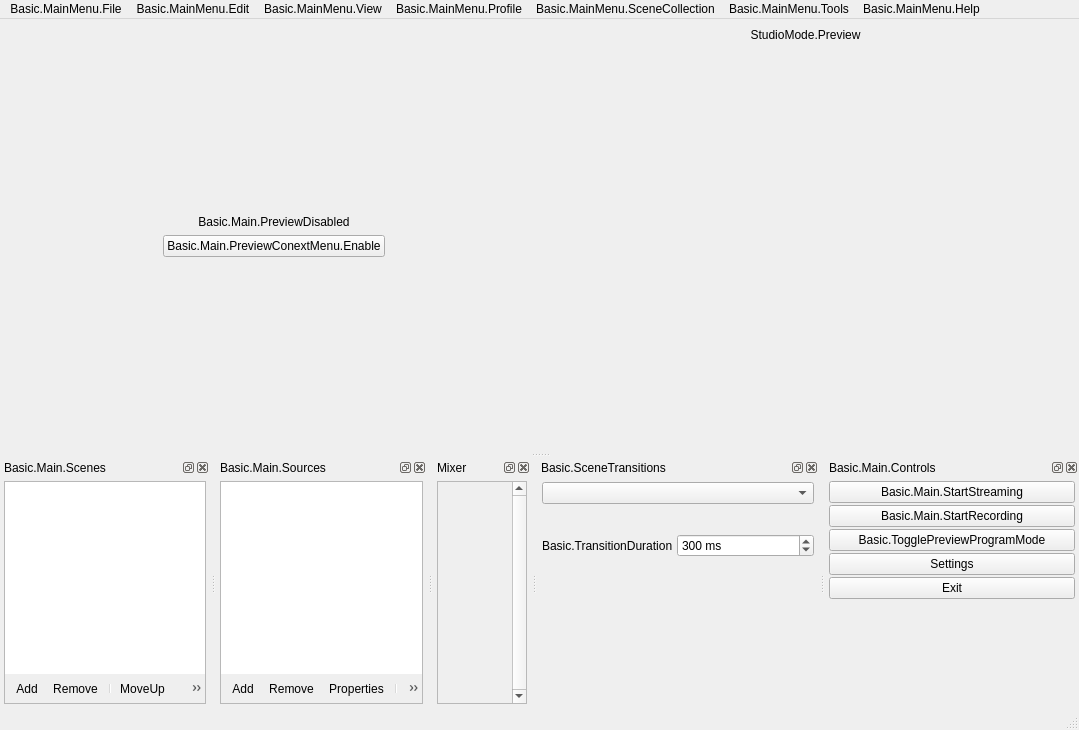
Qt form vendor_skins/RemoteFilming/UI/forms/OBSBasic.ui (CoSMoSoftware/OBS-studio-webrtc) before a commit.
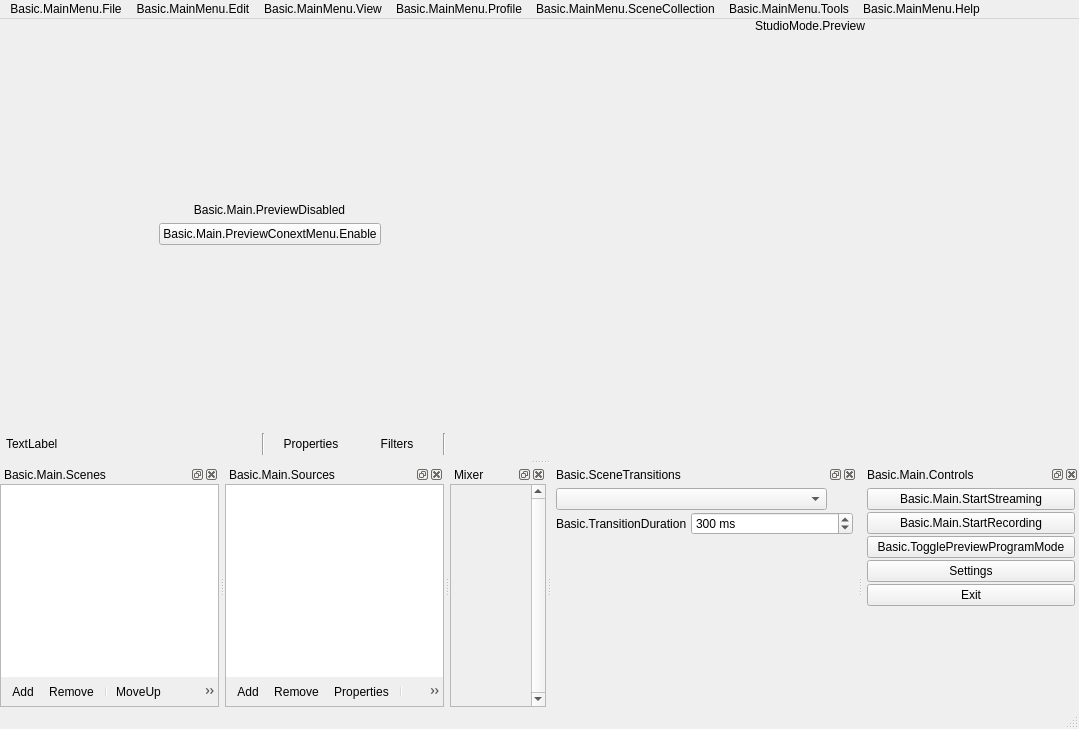
The same form after that commit. Icons and pictures are not drawn. Custom widgets are drawn as their Qt base class.

```diff
--- a/vendor_skins/RemoteFilming/UI/forms/OBSBasic.ui
+++ b/vendor_skins/RemoteFilming/UI/forms/OBSBasic.ui
@@ -8,7 +8,7 @@
     <x>0</x>
     <y>0</y>
     <width>1079</width>
-    <height>730</height>
+    <height>729</height>
    </rect>
   </property>
   <property name="sizePolicy">
@@ -38,6 +38,21 @@
   </property>
   <widget class="QWidget" name="centralwidget">
    <layout class="QVBoxLayout" name="verticalLayout">
+    <property name="spacing">
+     <number>0</number>
+    </property>
+    <property name="leftMargin">
+     <number>0</number>
+    </property>
+    <property name="topMargin">
+     <number>0</number>
+    </property>
+    <property name="rightMargin">
+     <number>0</number>
+    </property>
+    <property name="bottomMargin">
+     <number>0</number>
+    </property>
     <item>
      <layout class="QHBoxLayout" name="horizontalLayout_2">
       <item>
@@ -180,6 +195,229 @@
       </item>
      </layout>
     </item>
+    <item>
+     <widget class="QWidget" name="contextContainer" native="true">
+      <property name="sizePolicy">
+       <sizepolicy hsizetype="Preferred" vsizetype="Preferred">
+        <horstretch>0</horstretch>
+        <verstretch>0</verstretch>
+       </sizepolicy>
+      </property>
+      <property name="minimumSize">
+       <size>
+        <width>0</width>
+        <height>30</height>
+       </size>
+      </property>
+      <property name="maximumSize">
+       <size>
+        <width>16777215</width>
+        <height>30</height>
+       </size>
+      </property>
+      <layout class="QHBoxLayout" name="horizontalLayout9">
+       <property name="spacing">
+        <number>6</number>
+       </property>
+       <property name="sizeConstraint">
+        <enum>QLayout::SetDefaultConstraint</enum>
+       </property>
+       <property name="leftMargin">
+        <number>6</number>
+       </property>
+       <property name="topMargin">
+        <number>4</number>
+       </property>
+       <property name="rightMargin">
+        <number>6</number>
+       </property>
+       <property name="bottomMargin">
+        <number>4</number>
+       </property>
+       <item>
+        <widget class="QWidget" name="contextSubContainer" native="true">
+         <property name="sizePolicy">
+          <sizepolicy hsizetype="Preferred" vsizetype="Preferred">
+           <horstretch>0</horstretch>
+           <verstretch>0</verstretch>
+          </sizepolicy>
+         </property>
+         <property name="minimumSize">
+          <size>
+           <width>0</width>
+           <height>0</height>
+          </size>
+         </property>
+         <layout class="QHBoxLayout" name="horizontalLayout_5">
+          <property name="spacing">
+           <number>6</number>
+          </property>
+          <property name="leftMargin">
+           <number>0</number>
+          </property>
+          <property name="topMargin">
+           <number>0</number>
+          </property>
+          <property name="rightMargin">
+           <number>0</number>
+          </property>
+          <property name="bottomMargin">
+           <number>0</number>
+          </property>
+          <item>
+           <widget class="QLabel" name="contextSourceLabel">
+            <property name="sizePolicy">
+             <sizepolicy hsizetype="Preferred" vsizetype="Fixed">
+              <horstretch>0</horstretch>
+              <verstretch>0</verstretch>
+             </sizepolicy>
+            </property>
+            <property name="minimumSize">
+             <size>
+              <width>250</width>
+              <height>22</height>
+             </size>
+            </property>
+            <property name="maximumSize">
+             <size>
+              <width>250</width>
+              <height>22</height>
+             </size>
+            </property>
+            <property name="text">
+             <string>TextLabel</string>
+            </property>
+           </widget>
+          </item>
+          <item>
+           <widget class="Line" name="line_3">
+            <property name="orientation">
+             <enum>Qt::Vertical</enum>
+            </property>
+           </widget>
+          </item>
+          <item>
+           <widget class="QPushButton" name="sourcePropertiesButton">
+            <property name="sizePolicy">
+             <sizepolicy hsizetype="Minimum" vsizetype="Fixed">
+              <horstretch>0</horstretch>
+              <verstretch>0</verstretch>
+             </sizepolicy>
+            </property>
+            <property name="minimumSize">
+             <size>
+              <width>0</width>
+              <height>22</height>
+             </size>
+            </property>
+            <property name="maximumSize">
+             <size>
+              <width>16777215</width>
+              <height>22</height>
+             </size>
+            </property>
+            <property name="toolTip">
+             <string>Properties</string>
+            </property>
+            <property name="text">
+             <string>Properties</string>
+            </property>
+            <property name="icon">
+             <iconset resource="obs.qrc">
+              <normaloff>:/settings/images/settings/general.svg</normaloff>:/settings/images/settings/general.svg</iconset>
+            </property>
+            <property name="flat">
+             <bool>true</bool>
+            </property>
+            <property name="themeID2" stdset="0">
+             <string notr="true">contextBarButton</string>
+            </property>
+           </widget>
+          </item>
+          <item>
+           <widget class="QPushButton" name="sourceFiltersButton">
+            <property name="minimumSize">
+             <size>
+              <width>0</width>
+              <height>22</height>
+             </size>
+            </property>
+            <property name="maximumSize">
+             <size>
+              <width>16777215</width>
+              <height>22</height>
+             </size>
+            </property>
+            <property name="toolTip">
+             <string>Filters</string>
+            </property>
+            <property name="text">
+             <string>Filters</string>
+            </property>
+            <property name="icon">
+             <iconset resource="obs.qrc">
+              <normaloff>:/res/images/filter.svg</normaloff>:/res/images/filter.svg</iconset>
+            </property>
+            <property name="flat">
+             <bool>true</bool>
+            </property>
+            <property name="themeID2" stdset="0">
+             <string notr="true">contextBarButton</string>
+            </property>
+           </widget>
+          </item>
+          <item>
+           <widget class="Line" name="line">
+            <property name="orientation">
+             <enum>Qt::Vertical</enum>
+            </property>
+           </widget>
+          </item>
+         </layout>
+        </widget>
+       </item>
+       <item>
+        <widget class="QWidget" name="emptySpace" native="true">
+         <property name="sizePolicy">
+          <sizepolicy hsizetype="Expanding" vsizetype="Fixed">
+           <horstretch>0</horstretch>
+           <verstretch>0</verstretch>
+          </sizepolicy>
+         </property>
+         <property name="minimumSize">
+          <size>
+           <width>0</width>
+           <height>22</height>
+          </size>
+         </property>
+         <property name="maximumSize">
+          <size>
+           <width>16777215</width>
+           <height>22</height>
+          </size>
+         </property>
+         <layout class="QHBoxLayout" name="horizontalLayout_6">
+          <property name="spacing">
+           <number>0</number>
+          </property>
+          <property name="leftMargin">
+           <number>0</number>
+          </property>
+          <property name="topMargin">
+           <number>0</number>
+          </property>
+          <property name="rightMargin">
+           <number>0</number>
+          </property>
+          <property name="bottomMargin">
+           <number>0</number>
+          </property>
+         </layout>
+        </widget>
+       </item>
+      </layout>
+     </widget>
+    </item>
    </layout>
   </widget>
   <widget class="QMenuBar" name="menubar">
@@ -413,7 +651,7 @@
   <widget class="OBSBasicStatusBar" name="statusbar"/>
   <widget class="OBSDock" name="scenesDock">
    <property name="features">
-    <set>QDockWidget::AllDockWidgetFeatures</set>
+    <set>QDockWidget::DockWidgetClosable|QDockWidget::DockWidgetMovable|QDockWidget::DockWidgetFloatable</set>
    </property>
    <property name="windowTitle">
     <string>Basic.Main.Scenes</string>
@@ -423,17 +661,20 @@
    </attribute>
    <widget class="QWidget" name="dockWidgetContents_2">
     <layout class="QVBoxLayout" name="verticalLayout_6">
+     <property name="spacing">
+      <number>0</number>
+     </property>
      <property name="leftMargin">
-      <number>4</number>
+      <number>0</number>
      </property>
      <property name="topMargin">
-      <number>4</number>
+      <number>0</number>
      </property>
      <property name="rightMargin">
-      <number>4</number>
+      <number>0</number>
      </property>
      <property name="bottomMargin">
-      <number>4</number>
+      <number>0</number>
      </property>
      <item>
       <widget class="QFrame" name="scenesFrame">
@@ -545,7 +786,7 @@
   </widget>
   <widget class="OBSDock" name="sourcesDock">
    <property name="features">
-    <set>QDockWidget::AllDockWidgetFeatures</set>
+    <set>QDockWidget::DockWidgetClosable|QDockWidget::DockWidgetMovable|QDockWidget::DockWidgetFloatable</set>
    </property>
    <property name="windowTitle">
     <string>Basic.Main.Sources</string>
@@ -555,17 +796,20 @@
    </attribute>
    <widget class="QWidget" name="dockWidgetContents_6">
     <layout class="QVBoxLayout" name="verticalLayout_5">
+     <property name="spacing">
+      <number>0</number>
+     </property>
      <property name="leftMargin">
-      <number>4</number>
+      <number>0</number>
      </property>
      <property name="topMargin">
-      <number>4</number>
+      <number>0</number>
      </property>
      <property name="rightMargin">
-      <number>4</number>
+      <number>0</number>
      </property>
      <property name="bottomMargin">
-      <number>4</number>
+      <number>0</number>
      </property>
      <item>
       <widget class="QFrame" name="sourcesFrame">
@@ -678,7 +922,7 @@
   </widget>
   <widget class="OBSDock" name="mixerDock">
    <property name="features">
-    <set>QDockWidget::AllDockWidgetFeatures</set>
+    <set>QDockWidget::DockWidgetClosable|QDockWidget::DockWidgetMovable|QDockWidget::DockWidgetFloatable</set>
    </property>
    <property name="windowTitle">
     <string>Mixer</string>
@@ -688,17 +932,20 @@
    </attribute>
    <widget class="QWidget" name="dockWidgetContents_7">
     <layout class="QVBoxLayout" name="verticalLayout_4">
+     <property name="spacing">
+      <number>0</number>
+     </property>
      <property name="leftMargin">
-      <number>4</number>
+      <number>0</number>
      </property>
      <property name="topMargin">
-      <number>4</number>
+      <number>0</number>
      </property>
      <property name="rightMargin">
-      <number>4</number>
+      <number>0</number>
      </property>
      <property name="bottomMargin">
-      <number>4</number>
+      <number>0</number>
      </property>
      <item>
       <widget class="QStackedWidget" name="stackedMixerArea">
@@ -815,7 +1062,7 @@
   </widget>
   <widget class="OBSDock" name="transitionsDock">
    <property name="features">
-    <set>QDockWidget::AllDockWidgetFeatures</set>
+    <set>QDockWidget::DockWidgetClosable|QDockWidget::DockWidgetMovable|QDockWidget::DockWidgetFloatable</set>
    </property>
    <property name="windowTitle">
     <string>Basic.SceneTransitions</string>
@@ -841,121 +1088,35 @@
       <widget class="QWidget" name="transitionsContainer" native="true">
        <layout class="QVBoxLayout" name="verticalLayout_2">
         <property name="spacing">
-         <number>4</number>
+         <number>2</number>
         </property>
         <property name="leftMargin">
-         <number>1</number>
+         <number>0</number>
         </property>
         <property name="topMargin">
-         <number>1</number>
+         <number>0</number>
         </property>
         <property name="rightMargin">
-         <number>1</number>
+         <number>0</number>
         </property>
         <property name="bottomMargin">
-         <number>2</number>
+         <number>0</number>
         </property>
-        <item>
-         <widget class="QComboBox" name="transitions">
-          <property name="minimumSize">
-           <size>
-            <width>120</width>
-            <height>0</height>
-           </size>
-          </property>
-          <property name="accessibleName">
-           <string>Transition</string>
-          </property>
-         </widget>
-        </item>
         <item>
          <layout class="QHBoxLayout" name="horizontalLayout_4">
           <property name="spacing">
            <number>4</number>
           </property>
           <item>
-           <spacer name="horizontalSpacer">
-            <property name="orientation">
-             <enum>Qt::Horizontal</enum>
-            </property>
-            <property name="sizeType">
-             <enum>QSizePolicy::Expanding</enum>
-            </property>
-            <property name="sizeHint" stdset="0">
+           <widget class="QComboBox" name="transitions">
+            <property name="minimumSize">
              <size>
-              <width>40</width>
-              <height>20</height>
+              <width>120</width>
+              <height>0</height>
              </size>
             </property>
-           </spacer>
-          </item>
-          <item>
-           <widget class="QPushButton" name="transitionAdd">
-            <property name="sizePolicy">
-             <sizepolicy hsizetype="Maximum" vsizetype="Maximum">
-              <horstretch>0</horstretch>
-              <verstretch>0</verstretch>
-             </sizepolicy>
-            </property>
-            <property name="maximumSize">
-             <size>
-              <width>22</width>
-              <height>22</height>
-             </size>
-            </property>
-            <property name="toolTip">
-             <string>Basic.AddTransition</string>
-            </property>
             <property name="accessibleName">
-             <string>Basic.AddTransition</string>
-            </property>
-            <property name="text">
-             <string notr="true"/>
-            </property>
-            <property name="icon">
-             <iconset>
-              <normaloff>:/res/images/add.png</normaloff>:/res/images/add.png</iconset>
-            </property>
-            <property name="flat">
-             <bool>true</bool>
-            </property>
-            <property name="themeID" stdset="0">
-             <string notr="true">addIconSmall</string>
-            </property>
-           </widget>
-          </item>
-          <item>
-           <widget class="QPushButton" name="transitionRemove">
-            <property name="sizePolicy">
-             <sizepolicy hsizetype="Maximum" vsizetype="Maximum">
-              <horstretch>0</horstretch>
-              <verstretch>0</verstretch>
-             </sizepolicy>
-            </property>
-            <property name="maximumSize">
-             <size>
-              <width>22</width>
-              <height>22</height>
-             </size>
-            </property>
-            <property name="toolTip">
-             <string>Basic.RemoveTransition</string>
-            </property>
-            <property name="accessibleName">
-             <string>Basic.RemoveTransition</string>
-            </property>
-            <property name="text">
-             <string notr="true"/>
-            </property>
-            <property name="icon">
-             <iconset>
-              <normaloff>:/res/images/list_remove.png</normaloff>:/res/images/list_remove.png</iconset>
-            </property>
-            <property name="flat">
-             <bool>true</bool>
-            </property>
-            <property name="themeID" stdset="0">
-             <string notr="true">removeIconSmall</string>
+             <string>Transition</string>
             </property>
            </widget>
           </item>
@@ -1062,7 +1223,7 @@
   </widget>
   <widget class="OBSDock" name="controlsDock">
    <property name="features">
-    <set>QDockWidget::AllDockWidgetFeatures</set>
+    <set>QDockWidget::DockWidgetClosable|QDockWidget::DockWidgetMovable|QDockWidget::DockWidgetFloatable</set>
    </property>
    <property name="windowTitle">
     <string>Basic.Main.Controls</string>
@@ -1093,17 +1254,20 @@
         <bool>true</bool>
        </property>
        <property name="sizePolicy">
-        <sizepolicy hsizetype="Preferred" vsizetype="Fixed">
+        <sizepolicy hsizetype="Ignored" vsizetype="Fixed">
          <horstretch>0</horstretch>
          <verstretch>0</verstretch>
         </sizepolicy>
        </property>
+       <property name="minimumSize">
+        <size>
+         <width>150</width>
+         <height>0</height>
+        </size>
+       </property>
        <property name="text">
         <string>Basic.Main.StartStreaming</string>
        </property>
-       <property name="checkable">
-        <bool>true</bool>
-       </property>
       </widget>
      </item>
      <item>
@@ -1129,45 +1293,57 @@
           <bool>true</bool>
          </property>
          <property name="sizePolicy">
-          <sizepolicy hsizetype="Preferred" vsizetype="Fixed">
+          <sizepolicy hsizetype="Ignored" vsizetype="Fixed">
            <horstretch>0</horstretch>
            <verstretch>0</verstretch>
           </sizepolicy>
          </property>
          <property name="minimumSize">
           <size>
-           <width>130</width>
+           <width>0</width>
            <height>0</height>
           </size>
          </property>
          <property name="text">
           <string>Basic.Main.StartRecording</string>
          </property>
-         <property name="checkable">
-          <bool>true</bool>
-         </property>
         </widget>
        </item>
       </layout>
      </item>
      <item>
       <widget class="QPushButton" name="modeSwitch">
+       <property name="sizePolicy">
+        <sizepolicy hsizetype="Ignored" vsizetype="Fixed">
+         <horstretch>0</horstretch>
+         <verstretch>0</verstretch>
+        </sizepolicy>
+       </property>
+       <property name="minimumSize">
+        <size>
+         <width>150</width>
+         <height>0</height>
+        </size>
+       </property>
        <property name="text">
         <string>Basic.TogglePreviewProgramMode</string>
        </property>
-       <property name="checkable">
-        <bool>true</bool>
-       </property>
       </widget>
      </item>
      <item>
       <widget class="QPushButton" name="settingsButton">
        <property name="sizePolicy">
-        <sizepolicy hsizetype="Preferred" vsizetype="Fixed">
+        <sizepolicy hsizetype="Ignored" vsizetype="Fixed">
          <horstretch>0</horstretch>
          <verstretch>0</verstretch>
         </sizepolicy>
        </property>
+       <property name="minimumSize">
+        <size>
+         <width>150</width>
+         <height>0</height>
+        </size>
+       </property>
        <property name="text">
         <string>Settings</string>
        </property>
@@ -1176,11 +1352,17 @@
      <item>
       <widget class="QPushButton" name="exitButton">
        <property name="sizePolicy">
-        <sizepolicy hsizetype="Preferred" vsizetype="Fixed">
+        <sizepolicy hsizetype="Ignored" vsizetype="Fixed">
          <horstretch>0</horstretch>
          <verstretch>0</verstretch>
         </sizepolicy>
        </property>
+       <property name="minimumSize">
+        <size>
+         <width>150</width>
+         <height>0</height>
+        </size>
+       </property>
        <property name="text">
         <string>Exit</string>
        </property>
@@ -1834,6 +2016,11 @@
    <extends>QListView</extends>
    <header>source-tree.hpp</header>
   </customwidget>
+  <customwidget>
+   <class>SceneTree</class>
+   <extends>QListWidget</extends>
+   <header>scene-tree.hpp</header>
+  </customwidget>
   <customwidget>
    <class>OBSDock</class>
    <extends>QDockWidget</extends>
```
Left out of the diff: 52 changed lines with no effect on the pictures.
